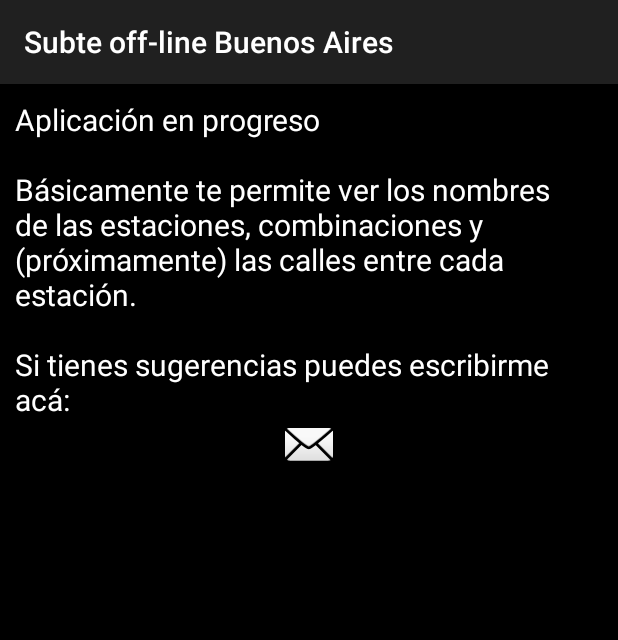
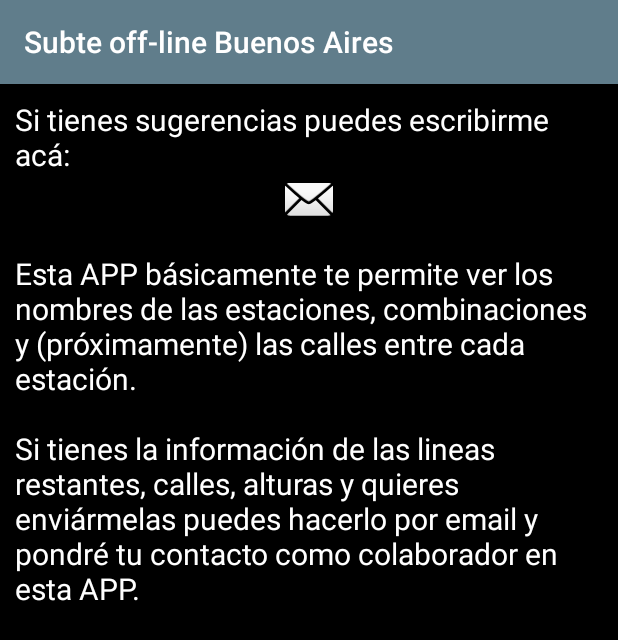
Before and after one commit to cristiansan/Subte, an Android app: the Contact screen opened directly, with no data from a screen before it, on a phone screen of 412 x 824 dp. Shown: the top 640 px of the screen. Run offline under Robolectric (Android 15) with nearby library versions, the light colour scheme and no system bars.

Commit message:
Colores Material

```diff
--- a/app/src/main/res/layout/contact.xml
+++ b/app/src/main/res/layout/contact.xml
@@ -3,7 +3,7 @@
     android:layout_width="match_parent"
     android:layout_height="match_parent"
     android:padding="10dp"
-    android:background="@android:color/black"
+    android:background="@color/colorBlack"
     android:orientation="vertical">
 
     <TextView
@@ -20,4 +20,20 @@
         android:src="@android:drawable/ic_dialog_email"
         android:onClick="btnContactUs"/>
 
+    <ScrollView
+        android:layout_width="match_parent"
+        android:layout_height="match_parent"
+        android:id="@+id/scrollView2"
+        >
+
+    <TextView
+        android:layout_width="match_parent"
+        android:layout_height="match_parent"
+        android:layout_marginTop="20dp"
+        android:layout_marginBottom="20dp"
+        android:text="@string/who_am_i"
+        android:textSize="20dp"
+        android:textColor="#ffffff"/>
+
+    </ScrollView>
 </LinearLayout>
--- a/app/src/main/res/values/colors.xml
+++ b/app/src/main/res/values/colors.xml
@@ -2,14 +2,14 @@
 <resources>
 
     <color name="colorBlack">#000000</color>
-    <color name="colorGrey">#202020</color>
-    <color name="colorBlueLight">#40b6ff</color>
-    <color name="colorRed">#ff4340</color>
-    <color name="colorBlue">#0b65dc</color>
-    <color name="colorGreen">#329c37</color>
-    <color name="colorPurple">#9876ed</color>
-    <color name="colorYellow">#fffc40</color>
-    <color name="colorOrange">#f97c4f</color>
+    <color name="colorGrey">#607d8b</color>
+    <color name="colorBlueLight">#64b5f6</color>
+    <color name="colorRed">#f44336</color>
+    <color name="colorBlue">#2979ff</color>
+    <color name="colorGreen">#1caf50</color>
+    <color name="colorPurple">#9c27b0</color>
+    <color name="colorYellow">#ffeb3b</color>
+    <color name="colorOrange">#ff9800</color>
 
 
 </resources>
--- a/app/src/main/res/values/strings.xml
+++ b/app/src/main/res/values/strings.xml
@@ -1,6 +1,7 @@
 <resources>
     <string name="app_name">Subte off-line Buenos Aires</string>
-    <string name="contact">Aplicación en progreso\n\nBásicamente te permite ver los nombres de las estaciones, combinaciones y (próximamente) las calles entre cada estación.\n\nSi tienes sugerencias puedes escribirme acá:</string>
+    <string name="contact">Si tienes sugerencias puedes escribirme acá:</string>
+    <string name="who_am_i">Esta APP básicamente te permite ver los nombres de las estaciones, combinaciones y (próximamente) las calles entre cada estación.\n\nSi tienes la información de las lineas restantes, calles, alturas y quieres enviármelas puedes hacerlo por email y pondré tu contacto como colaborador en esta APP.</string>
     <string name="contact_email">cristiansan@gmail.com</string>
     <string name="version">versión 1.1 \u03C0</string>
 
```
